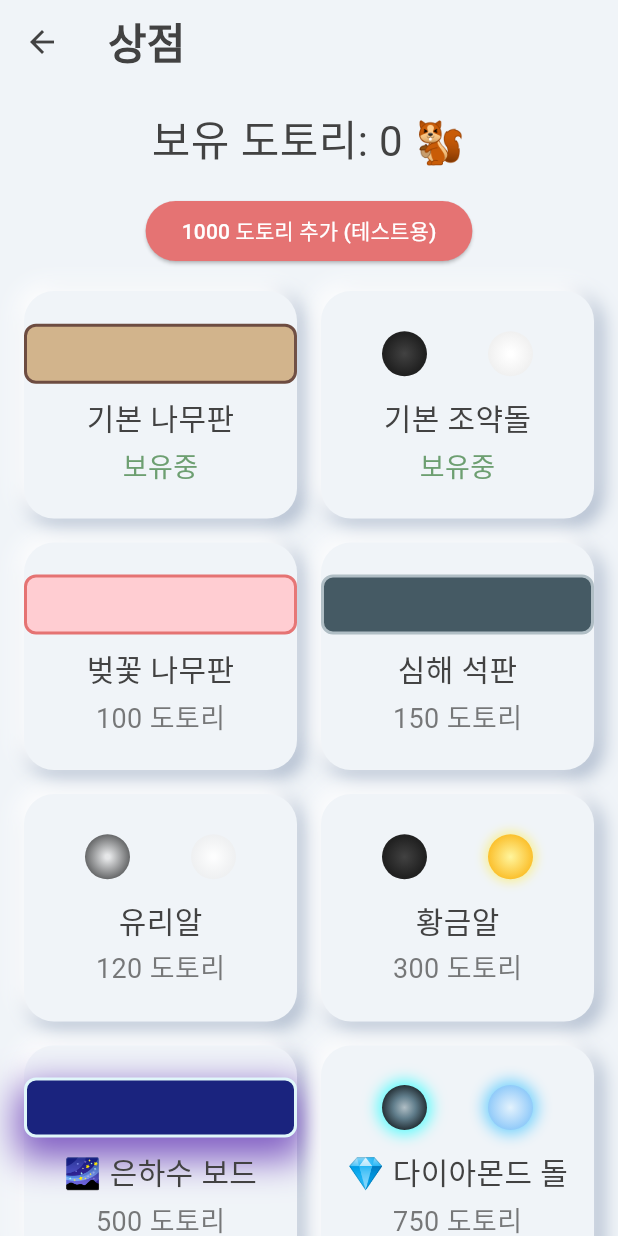
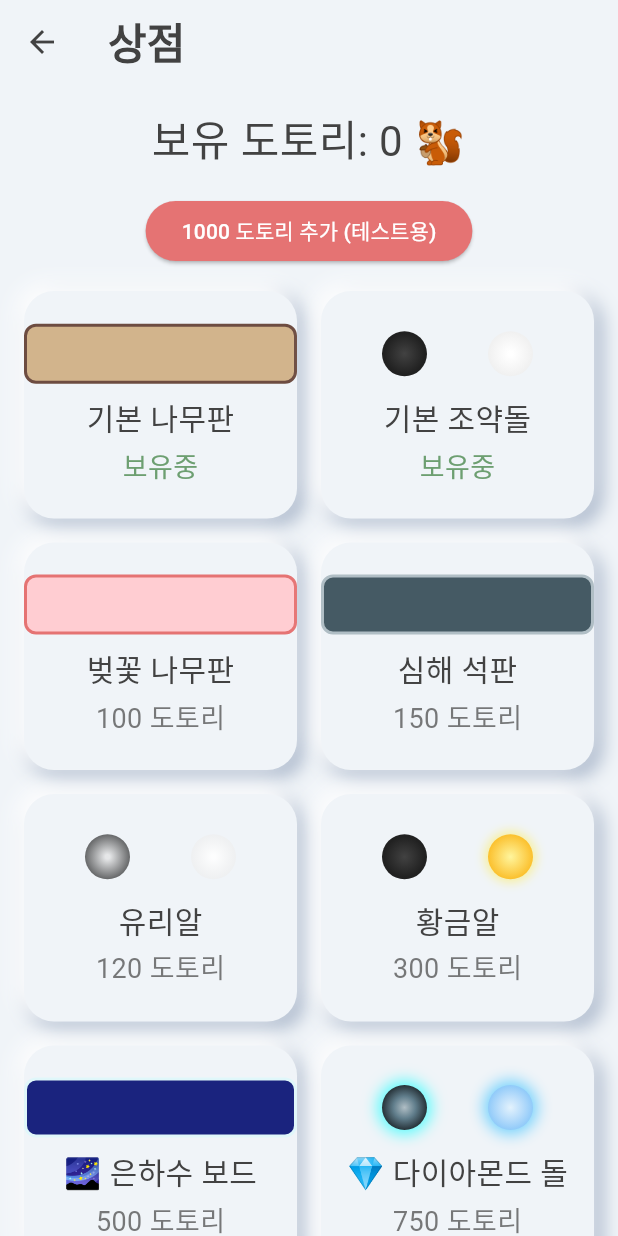
Before and after one commit to lshee9008/Omok, a Flutter app: the StoreScreen screen opened directly, on a phone screen of 412 x 824 dp. Run offline on Flutter 3.47's test engine with Material 3 defaults, Android fonts, the phone set to English and light mode, and no system bars; our stand-ins replace confetti, get_it, google_fonts, google_mobile_ads, shared_preferences; accounts and stored records are empty; network calls fail; Roboto replaces fonts that are missing (Jua).

```diff
--- a/front/flutter_omok/lib/models/item_models.dart
+++ b/front/flutter_omok/lib/models/item_models.dart
@@ -1,31 +1,29 @@
+// lib/models/item_models.dart
+
 import 'package:flutter/material.dart';
 import '../utils/theme.dart';
 
 enum ItemType { board, stones }
 
 abstract class CustomItem {
-  final String id;
-  final String name;
+  final String id, name;
   final int price;
   final ItemType type;
-  final String? effectId; // 특수 효과 식별자 추가
+  final String? effectId;
 
   CustomItem({
     required this.id,
     required this.name,
     required this.price,
     required this.type,
-    this.effectId, // 생성자에 추가
+    this.effectId,
   });
-
   Widget buildPreview(BuildContext context);
 }
 
 class BoardTheme extends CustomItem {
-  final Color boardColor;
-  final Color lineColor;
+  final Color boardColor, lineColor;
   final List<BoxShadow> boxShadows;
-
   BoardTheme({
     required super.id,
     required super.name,
@@ -33,9 +31,8 @@
     required this.boardColor,
     required this.lineColor,
     this.boxShadows = const [],
-    super.effectId, // 부모 생성자에 전달
+    super.effectId,
   }) : super(type: ItemType.board);
-
   @override
   Widget buildPreview(BuildContext context) {
     return Container(
@@ -50,11 +47,8 @@
 }
 
 class StoneTheme extends CustomItem {
-  final Gradient blackStoneGradient;
-  final Gradient whiteStoneGradient;
-  final List<BoxShadow> blackStoneShadows;
-  final List<BoxShadow> whiteStoneShadows;
-
+  final Gradient blackStoneGradient, whiteStoneGradient;
+  final List<BoxShadow> blackStoneShadows, whiteStoneShadows;
   StoneTheme({
     required super.id,
     required super.name,
@@ -63,9 +57,8 @@
     required this.whiteStoneGradient,
     this.blackStoneShadows = const [],
     this.whiteStoneShadows = const [],
-    super.effectId, // 부모 생성자에 전달
+    super.effectId,
   }) : super(type: ItemType.stones);
-
   @override
   Widget buildPreview(BuildContext context) {
     return Row(
@@ -94,7 +87,6 @@
   }
 }
 
-// 상점에서 판매될 아이템 목록
 final List<CustomItem> shopItems = [
   // --- 기본 아이템 (무료) ---
   BoardTheme(
@@ -118,13 +110,14 @@
     ),
   ),
 
-  // --- 일반 유료 아이템 ---
+  // --- ✨ 모든 유료 아이템에 effectId 추가 ✨ ---
   BoardTheme(
     id: 'board_cherry',
     name: '벚꽃 나무판',
     price: 100,
     boardColor: const Color(0xFFFFCDD2),
     lineColor: const Color(0xFFE57373),
+    effectId: 'cherry_blossom',
   ),
   BoardTheme(
     id: 'board_deep_sea',
@@ -132,6 +125,7 @@
     price: 150,
     boardColor: const Color(0xFF455A64),
     lineColor: const Color(0xFFB0BEC5),
+    effectId: 'deep_sea',
   ),
   StoneTheme(
     id: 'stones_glass',
@@ -145,6 +139,7 @@
       colors: [Color(0xDDFFFFFF), Color(0xAAEEEEEE)],
       stops: [0.1, 1.0],
     ),
+    effectId: 'glass_glint',
   ),
   StoneTheme(
     id: 'stones_gold',
@@ -164,23 +159,14 @@
         spreadRadius: 2,
       ),
     ],
+    effectId: 'gold_gleam',
   ),
-
-  // --- 삐까뻔쩍한 새로운 아이템들 ---
   BoardTheme(
     id: 'board_galaxy',
     name: '🌌 은하수 보드',
     price: 500,
     boardColor: const Color(0xFF1A237E),
     lineColor: const Color(0xFFE0F7FA),
-    boxShadows: [
-      BoxShadow(
-        color: Colors.deepPurple.withOpacity(0.8),
-        blurRadius: 20,
-        spreadRadius: 5,
-        offset: const Offset(0, 10),
-      ),
-    ],
     effectId: 'galaxy_stars',
   ),
   StoneTheme(
@@ -211,4 +197,66 @@
     ],
     effectId: 'diamond_sparkle',
   ),
+  BoardTheme(
+    id: 'board_zen',
+    name: '🧘‍♀️ 젠가든 모래판',
+    price: 450,
+    boardColor: const Color(0xFFF5F5F5),
+    lineColor: const Color(0xFF9E9E9E),
+    effectId: 'drifting_leaf',
+  ),
+  StoneTheme(
+    id: 'stones_river',
+    name: '🪨 강가 조약돌',
+    price: 400,
+    blackStoneGradient: const RadialGradient(
+      colors: [Color(0xFF616161), Color(0xFF424242)],
+    ),
+    whiteStoneGradient: const RadialGradient(
+      colors: [Color(0xFFE0E0E0), Color(0xFFBDBDBD)],
+    ),
+  ),
+  BoardTheme(
+    id: 'board_enchanted',
+    name: '🌳 마법 숲 이끼',
+    price: 650,
+    boardColor: const Color(0xFF388E3C),
+    lineColor: const Color(0xFFA5D6A7),
+    boxShadows: [
+      BoxShadow(
+        color: Colors.greenAccent.withOpacity(0.5),
+        blurRadius: 15,
+        spreadRadius: 5,
+      ),
+    ],
+    effectId: 'glowing_lines',
+  ),
+  StoneTheme(
+    id: 'stones_orbs',
+    name: '✨ 마력 구슬',
+    price: 800,
+    blackStoneGradient: const RadialGradient(
+      colors: [Color(0xFF7E57C2), Color(0xFF4527A0)],
+      center: Alignment(0.3, -0.3),
+    ),
+    whiteStoneGradient: const RadialGradient(
+      colors: [Color(0xFF80DEEA), Color(0xFF00ACC1)],
+      center: Alignment(-0.3, 0.3),
+    ),
+    blackStoneShadows: [
+      BoxShadow(
+        color: Colors.purpleAccent.withOpacity(0.7),
+        blurRadius: 10,
+        spreadRadius: 3,
+      ),
+    ],
+    whiteStoneShadows: [
+      BoxShadow(
+        color: Colors.cyanAccent.withOpacity(0.7),
+        blurRadius: 10,
+        spreadRadius: 3,
+      ),
+    ],
+    effectId: 'swirling_energy',
+  ),
 ];
--- a/front/flutter_omok/lib/providers/game_provider.dart
+++ b/front/flutter_omok/lib/providers/game_provider.dart
@@ -78,6 +78,11 @@
               ),
             )
             as StoneTheme;
+  }
+
+  void reloadTheme() {
+    _loadTheme(); // 기존의 테마 로드 함수를 호출
+    notifyListeners(); // UI에 변경사항 알림
   }
 
   void _loadInterstitialAd() {
```
Also changed, not shown: front/flutter_omok/lib/screens/inventory_screen.dart (+7 -0 lines), front/flutter_omok/lib/services/game_stats.dart (+14 -2 lines), front/flutter_omok/lib/widgets/board_painter.dart (+155 -7 lines).
